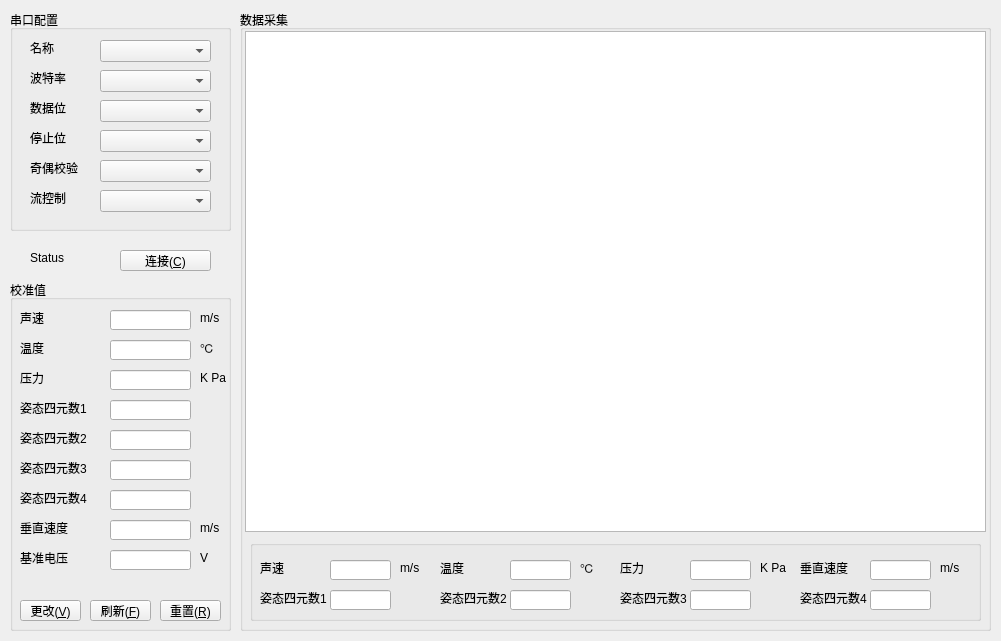
This is mainwindow.ui in ListeningDeath/Speedometer as Qt 5 draws it before an edit. The edited form follows.
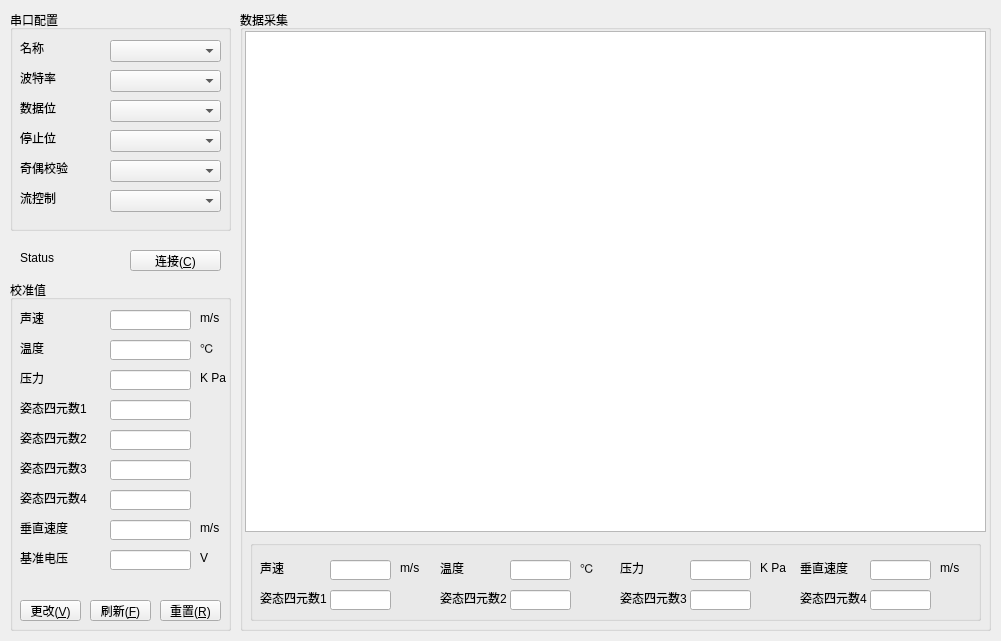
This is the edited form. Icons and pictures are not drawn. Custom widgets are drawn as their Qt base class.

Commit message: 1.修改实时坐标信息的位置; 2.实时坐标及浮动坐标信息添加单位.

```diff
--- a/mainwindow.ui
+++ b/mainwindow.ui
@@ -33,7 +33,7 @@
     <widget class="QComboBox" name="cbSerialPortName">
      <property name="geometry">
       <rect>
-       <x>90</x>
+       <x>100</x>
        <y>30</y>
        <width>111</width>
        <height>22</height>
@@ -43,7 +43,7 @@
     <widget class="QLabel" name="lblSerialPortName">
      <property name="geometry">
       <rect>
-       <x>20</x>
+       <x>10</x>
        <y>30</y>
        <width>51</width>
        <height>16</height>
@@ -56,7 +56,7 @@
     <widget class="QComboBox" name="cbSerialPortBaudRate">
      <property name="geometry">
       <rect>
-       <x>90</x>
+       <x>100</x>
        <y>60</y>
        <width>111</width>
        <height>22</height>
@@ -66,7 +66,7 @@
     <widget class="QLabel" name="lblSerialPortBaudRate">
      <property name="geometry">
       <rect>
-       <x>20</x>
+       <x>10</x>
        <y>60</y>
        <width>51</width>
        <height>16</height>
@@ -79,7 +79,7 @@
     <widget class="QComboBox" name="cbSerialPortDataBits">
      <property name="geometry">
       <rect>
-       <x>90</x>
+       <x>100</x>
        <y>90</y>
        <width>111</width>
        <height>22</height>
@@ -89,7 +89,7 @@
     <widget class="QLabel" name="lblSerialPortDataBit">
      <property name="geometry">
       <rect>
-       <x>20</x>
+       <x>10</x>
        <y>90</y>
        <width>51</width>
        <height>16</height>
@@ -102,7 +102,7 @@
     <widget class="QComboBox" name="cbSerialPortStopBits">
      <property name="geometry">
       <rect>
-       <x>90</x>
+       <x>100</x>
        <y>120</y>
        <width>111</width>
        <height>22</height>
@@ -112,7 +112,7 @@
     <widget class="QLabel" name="lblSerialPortStopBit">
      <property name="geometry">
       <rect>
-       <x>20</x>
+       <x>10</x>
        <y>120</y>
        <width>51</width>
        <height>16</height>
@@ -125,7 +125,7 @@
     <widget class="QComboBox" name="cbSerialPortParity">
      <property name="geometry">
       <rect>
-       <x>90</x>
+       <x>100</x>
        <y>150</y>
        <width>111</width>
        <height>22</height>
@@ -135,7 +135,7 @@
     <widget class="QLabel" name="lblSerialPortCheck">
      <property name="geometry">
       <rect>
-       <x>20</x>
+       <x>10</x>
        <y>150</y>
        <width>51</width>
        <height>16</height>
@@ -148,7 +148,7 @@
     <widget class="QLabel" name="lblSerialPortFlowControl">
      <property name="geometry">
       <rect>
-       <x>20</x>
+       <x>10</x>
        <y>180</y>
        <width>51</width>
        <height>16</height>
@@ -161,7 +161,7 @@
     <widget class="QComboBox" name="cbSerialPortFlowControl">
      <property name="geometry">
       <rect>
-       <x>90</x>
+       <x>100</x>
        <y>180</y>
        <width>111</width>
        <height>22</height>
@@ -792,7 +792,7 @@
    <widget class="QPushButton" name="btnSerialPortConnect">
     <property name="geometry">
      <rect>
-      <x>120</x>
+      <x>130</x>
       <y>250</y>
       <width>91</width>
       <height>21</height>
@@ -805,7 +805,7 @@
    <widget class="QLabel" name="lblSerialPortState">
     <property name="geometry">
      <rect>
-      <x>30</x>
+      <x>20</x>
       <y>250</y>
       <width>71</width>
       <height>16</height>
```
The commit also changes 1 other file.
